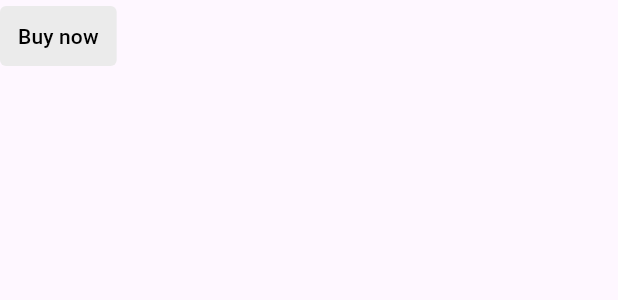
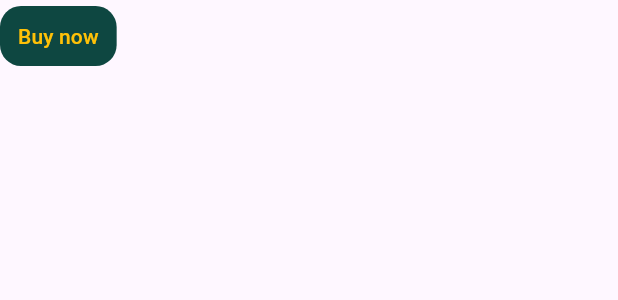
Before and after one commit to Potterpurpp/widget_compose, a Flutter app: the PrimaryButton widget shown alone on an empty page, opened directly, on a phone screen of 412 x 824 dp. Shown: the top 300 px of the screen. Run offline on Flutter 3.47's test engine with Material 3 defaults, Android fonts, the phone set to English and light mode, and no system bars; our stand-ins replace dio, get_it, go_router, loading_indicator; network calls fail; project files that could hold a hidden picture were left out.

Commit message:
Save before new day

```diff
--- a/lib/screen/home_screen.dart
+++ b/lib/screen/home_screen.dart
@@ -52,7 +52,7 @@ class _HomePageState extends State<HomePage> {
   }
 
   void onSelectProduct(ProductDto productDto) {
-    context.go('/detail', extra: productDto);
+    context.push('/detail', extra: productDto);
   }
 
   @override
--- a/lib/widget/elements/button/primary_button.dart
+++ b/lib/widget/elements/button/primary_button.dart
@@ -4,7 +4,6 @@ import 'package:wiget_compose/widget/elements/texts/small_text.dart';
 class PrimaryButton extends StatelessWidget {
   final String title;
   final Color? titleColor;
-
 
   const PrimaryButton({super.key, required this.title, this.titleColor});
 
@@ -13,9 +12,9 @@ class PrimaryButton extends StatelessWidget {
     return TextButton(
       onPressed: () {},
       style: TextButton.styleFrom(
-          backgroundColor: const Color(0xFFEBEBEB),
+          backgroundColor: Color.fromARGB(255, 14, 71, 65),
           shape: const RoundedRectangleBorder(
-              borderRadius: BorderRadius.all(Radius.circular(4)))),
+              borderRadius: BorderRadius.all(Radius.circular(14)))),
       child: SmallText(
         title: title,
         color: titleColor,
```
Also changed, not shown: lib/mocks/products.dart (+4 -5 lines), lib/screen/product_detail_screen.dart (+5 -2 lines), lib/widget/compound/junbutton/home_jun_button.dart (+5 -2 lines).
